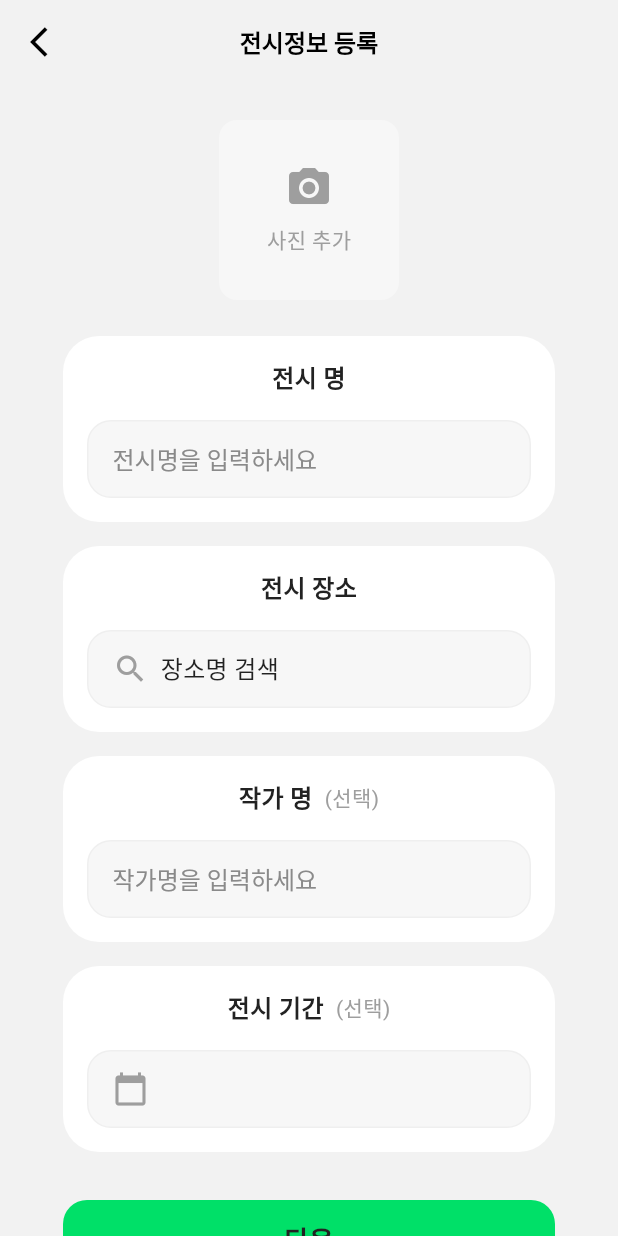
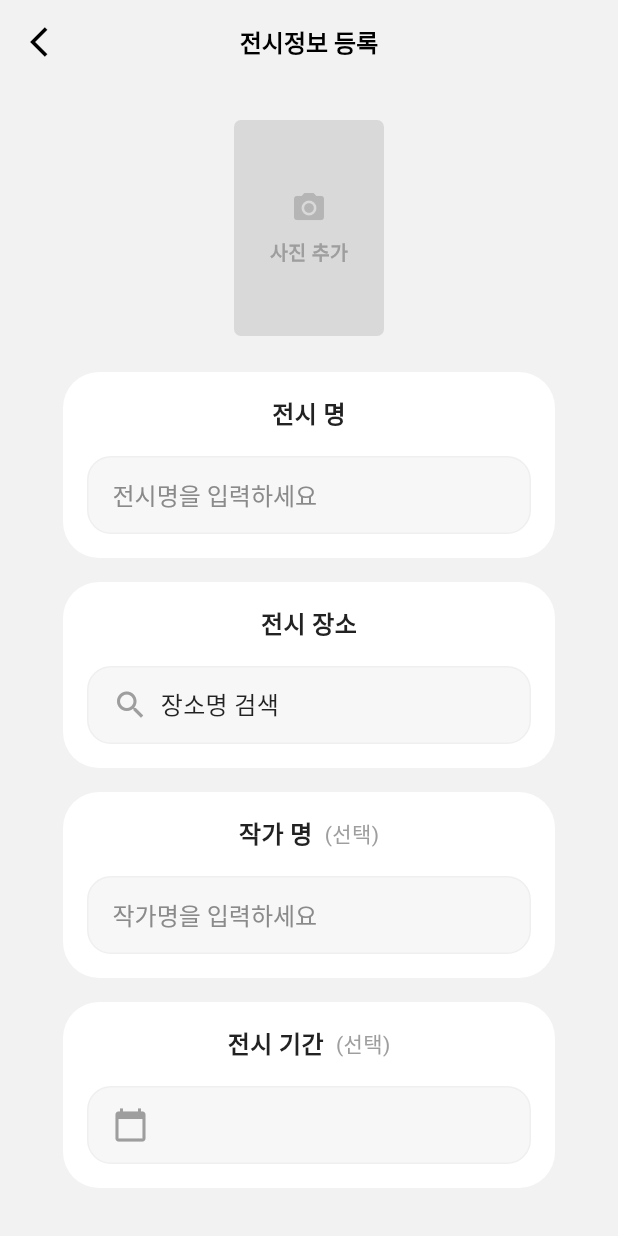
Before and after one commit to artlogofficial/artlog-app-mvp, a Flutter app: the ExRegisterPage screen opened directly, on a phone screen of 412 x 824 dp. Run offline on Flutter 3.47's test engine with Material 3 defaults, Android fonts, the phone set to English and light mode, and no system bars; our stand-ins replace cloud_firestore, firebase_auth, firebase_core; missing offline and left inert: kakao_flutter_sdk; accounts and stored records are empty; Roboto replaces fonts that are missing (Pretendard).

Commit message:
<docs>(imgwidget): 포스터업로드 위젯 추가

```diff
--- a/lib/ui/pages/ex_register/ex_register_page.dart
+++ b/lib/ui/pages/ex_register/ex_register_page.dart
@@ -1,11 +1,24 @@
+import 'package:artlog_app_mvp/ui/widgets/common/image_uploader.dart';
 import 'package:flutter/material.dart';
 import 'package:artlog_app_mvp/ui/widgets/appbars/custom_appbar.dart';
 import 'package:artlog_app_mvp/ui/widgets/cards/ex_register_card.dart';
 import 'package:artlog_app_mvp/ui/widgets/buttons/contained_button.dart';
 
-class ExRegisterPage extends StatelessWidget {
+class ExRegisterPage extends StatefulWidget {
+  @override
+  _ExRegisterPageState createState() => _ExRegisterPageState();
+}
+
+class _ExRegisterPageState extends State<ExRegisterPage> {
   final TextEditingController exhibitionNameController = TextEditingController();
   final TextEditingController artistNameController = TextEditingController();
+
+  @override
+  void dispose() {
+    exhibitionNameController.dispose();
+    artistNameController.dispose();
+    super.dispose();
+  }
 
   @override
   Widget build(BuildContext context) {
@@ -24,31 +37,8 @@ class ExRegisterPage extends StatelessWidget {
               children: [
                 const SizedBox(height: 24),
 
-                // 📌 사진 추가 영역
-                Container(
-                  width: 120,
-                  height: 120,
-                  decoration: ShapeDecoration(
-                    color: Color(0xFFF7F7F7),
-                    shape: RoundedRectangleBorder(
-                      borderRadius: BorderRadius.circular(12),
-                    ),
-                  ),
-                  child: Column(
-                    mainAxisAlignment: MainAxisAlignment.center,
-                    children: [
-                      Icon(Icons.camera_alt, size: 32, color: Colors.grey),
-                      const SizedBox(height: 8),
-                      Text(
-                        "사진 추가",
-                        style: TextStyle(
-                          color: Colors.grey,
-                          fontSize: 14,
-                        ),
-                      ),
-                    ],
-                  ),
-                ),
+                // 📌 사진 추가 / 이미지 업로드 영역
+                ImageUploadWidget(),
                 const SizedBox(height: 24),
 
                 // 📌 전시명 입력 (TextField)
@@ -64,7 +54,7 @@ class ExRegisterPage extends StatelessWidget {
                 ExRegisterCard(
                   title: "전시 장소",
                   hintText: "장소명 검색",
-                  leadingIcon: Icon(Icons.search, color: Colors.grey),
+                  leadingIcon: const Icon(Icons.search, color: Colors.grey),
                   onTap: () {
                     // TODO: 장소 검색 기능 추가
                   },
@@ -85,7 +75,7 @@ class ExRegisterPage extends StatelessWidget {
                 ExRegisterCard(
                   title: "전시 기간",
                   optionalHint: "(선택)", // "선택" 표시 추가
-                  leadingIcon: Icon(Icons.calendar_today, color: Colors.grey),
+                  leadingIcon: const Icon(Icons.calendar_today, color: Colors.grey),
                   onTap: () {
                     // TODO: 캘린더 기능 추가
                   },
--- /dev/null
+++ b/lib/ui/widgets/common/image_uploader.dart
@@ -0,0 +1,39 @@
+import 'package:flutter/material.dart';
+
+class ImageUploadWidget extends StatelessWidget {
+  const ImageUploadWidget({Key? key}) : super(key: key);
+
+  @override
+  Widget build(BuildContext context) {
+    return GestureDetector(
+      onTap: () {
+        // TODO: 향후 기능 추가 가능 (현재는 클릭 시 아무 동작 없음)
+      },
+      child: Container(
+        width: 100,
+        height: 144,
+        decoration: BoxDecoration(
+          color: const Color(0xFFD9D9D9), // 배경 색상
+          borderRadius: BorderRadius.circular(4.65),
+        ),
+        child: Column(
+          mainAxisAlignment: MainAxisAlignment.center,
+          children: [
+            const Icon(Icons.camera_alt, size: 24, color: Color(0xFFB5B5B5)),
+            const SizedBox(height: 10),
+            const Text(
+              "사진 추가",
+              style: TextStyle(
+                fontFamily: 'Pretendard',
+                fontWeight: FontWeight.w600,
+                fontSize: 13,
+                height: 1.2,
+                color: Color(0xFF9E9E9E),
+              ),
+            ),
+          ],
+        ),
+      ),
+    );
+  }
+}
```
